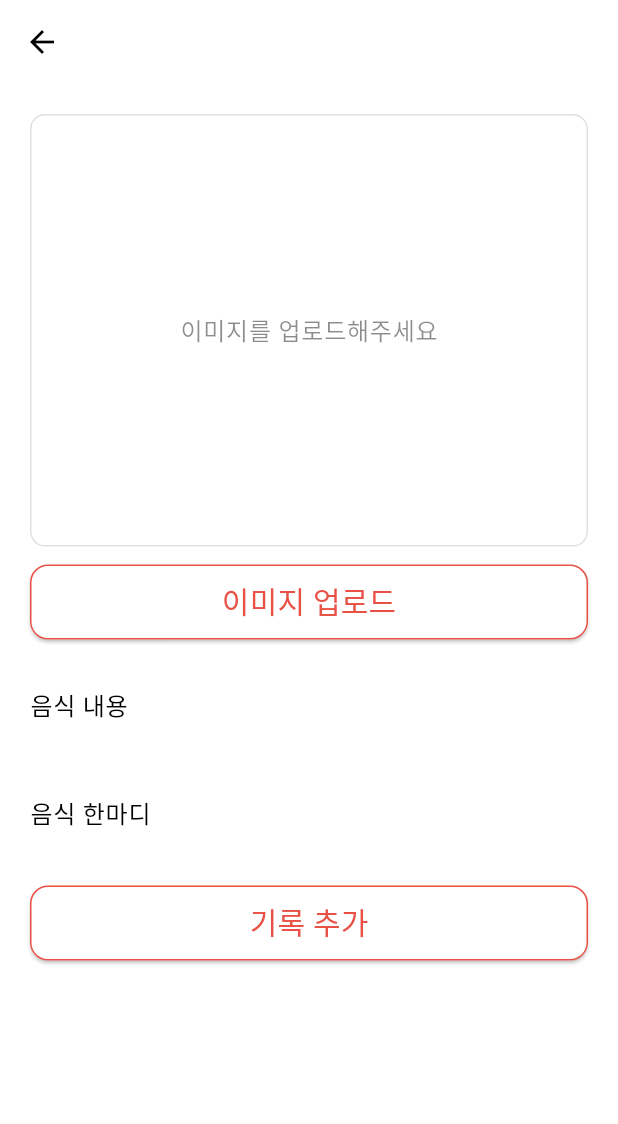
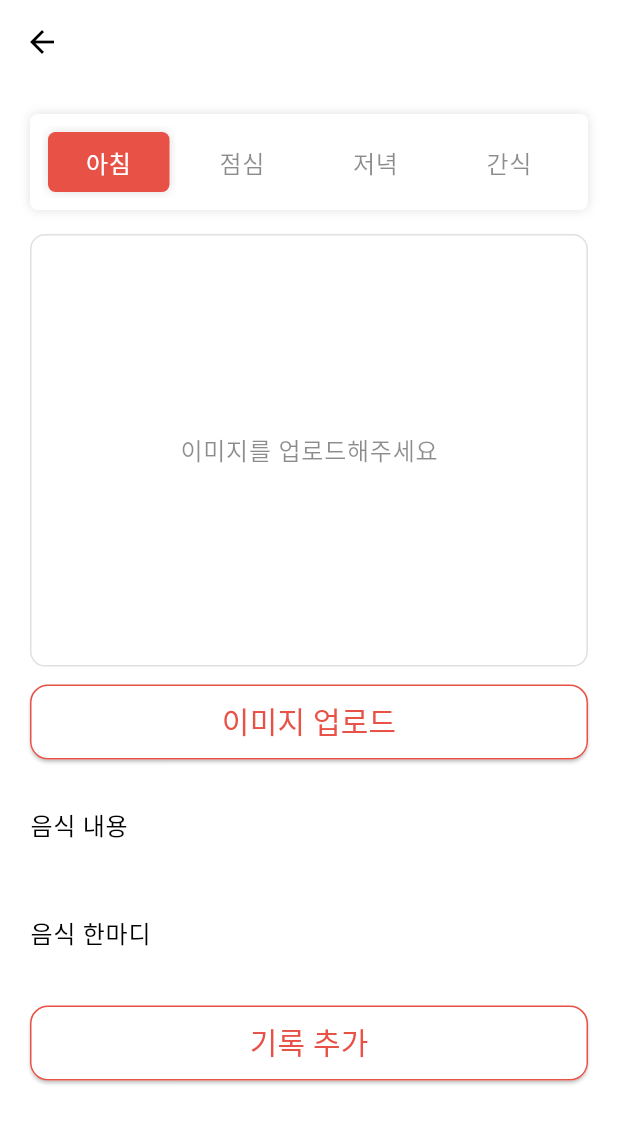
Before and after one commit to thatyearus/udaadaa, a Flutter app: the FoodFormView screen opened directly, on a phone screen of 412 x 824 dp. Shown: the top 1124 px of the screen. Run offline on Flutter 3.47's test engine with Material 3 defaults, Android fonts, the phone set to English and light mode, and no system bars; our stand-ins replace bloc, cached_network_image, dio, flutter_bloc, flutter_dotenv, image_picker and 2 more; accounts and stored records are empty; network calls fail; Roboto replaces fonts that are missing (pretendard); project files that could hold a hidden picture were left out.

Commit message:
feat: meal toggle button at food form

```diff
--- a/lib/cubit/form_cubit.dart
+++ b/lib/cubit/form_cubit.dart
@@ -21,6 +21,15 @@ class FormCubit extends Cubit<FormState> {
     'EXERCISE': null,
     'WEIGHT': null,
   };
+
+  final List<bool> _mealSelection = [true, false, false, false];
+
+  void updateMealSelection(int index) {
+    for (int i = 0; i < _mealSelection.length; i++) {
+      _mealSelection[i] = i == index;
+    }
+    emit(FormInitial());
+  }
 
   Future<void> updateImage(String type) async {
     final ImagePicker picker = ImagePicker();
@@ -231,4 +240,5 @@ class FormCubit extends Cubit<FormState> {
   }
 
   Map<String, XFile?> get selectedImages => _selectedImages;
+  List<bool> get mealSelection => _mealSelection;
 }
--- a/lib/view/form/food_form_view.dart
+++ b/lib/view/form/food_form_view.dart
@@ -36,6 +36,8 @@ class FoodFormView extends StatelessWidget {
           padding: AppSpacing.edgeInsetsL,
           child: Column(
             children: [
+              const MealToggleButtons(),
+              AppSpacing.verticalSizedBoxM,
               imagePickerWidget(context),
               AppSpacing.verticalSizedBoxM,
               // 먹은 음식 내용
@@ -132,3 +134,76 @@ class FoodFormView extends StatelessWidget {
     );
   }
 }
+
+class MealToggleButtons extends StatelessWidget {
+  const MealToggleButtons({super.key});
+
+  Widget button(String text, bool isSelected, BuildContext context) {
+    return Container(
+      width: double.infinity,
+      padding: const EdgeInsets.symmetric(horizontal: 16, vertical: 8),
+      margin: const EdgeInsets.all(4),
+      decoration: BoxDecoration(
+        borderRadius: BorderRadius.circular(5),
+        color: isSelected ? Theme.of(context).primaryColor : Colors.white,
+        boxShadow: isSelected
+            ? const [
+                BoxShadow(
+                  color: Colors.black12,
+                  blurRadius: 5,
+                ),
+              ]
+            : null,
+      ),
+      child: Text(
+        text,
+        style: Theme.of(context).textTheme.bodyLarge?.copyWith(
+              color: isSelected ? Colors.white : Colors.black45,
+            ),
+        textAlign: TextAlign.center,
+      ),
+    );
+  }
+
+  @override
+  Widget build(BuildContext context) {
+    final selection = context.select<form.FormCubit, List<bool>>(
+      (cubit) => cubit.mealSelection,
+    );
+    return Container(
+      width: double.infinity,
+      decoration: BoxDecoration(
+        borderRadius: BorderRadius.circular(5),
+        color: Colors.white,
+        boxShadow: const [
+          BoxShadow(
+            color: Colors.black12,
+            blurRadius: 5,
+          ),
+        ],
+      ),
+      padding: const EdgeInsets.all(8),
+      child: LayoutBuilder(
+        builder: (context, constraints) {
+          final buttonWidth = constraints.maxWidth / 4;
+          return ToggleButtons(
+            renderBorder: false,
+            isSelected: selection,
+            borderRadius: BorderRadius.circular(5),
+            fillColor: Colors.white,
+            constraints: BoxConstraints.tightFor(width: buttonWidth),
+            children: <Widget>[
+              button('아침', selection[0], context),
+              button('점심', selection[1], context),
+              button('저녁', selection[2], context),
+              button('간식', selection[3], context),
+            ],
+            onPressed: (int index) {
+              context.read<form.FormCubit>().updateMealSelection(index);
+            },
+          );
+        },
+      ),
+    );
+  }
+}
```
